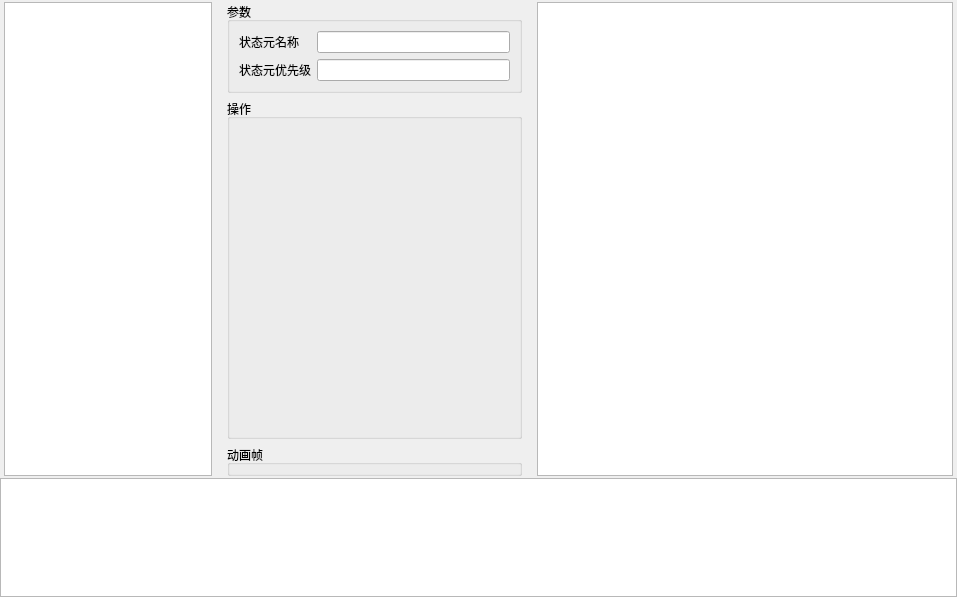
Old version of the form DrillGIFActionSequenceEditor/Source/ActionSeqModule/statePart/p_StatePart.ui in the repository DrillUp/DrillGIFActionSequenceEditor.
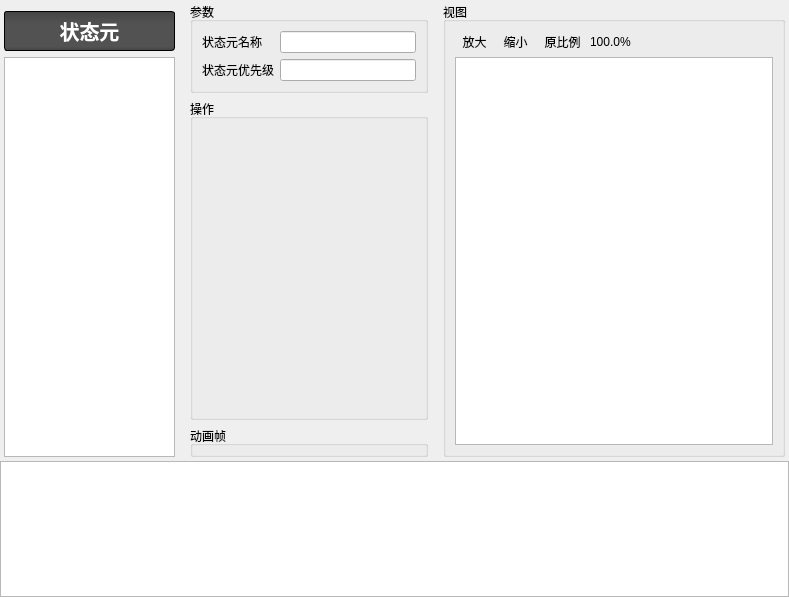
New version of the form. Icons and pictures are not drawn.

Patch:
```diff
--- a/DrillGIFActionSequenceEditor/Source/ActionSeqModule/statePart/p_StatePart.ui
+++ b/DrillGIFActionSequenceEditor/Source/ActionSeqModule/statePart/p_StatePart.ui
@@ -6,7 +6,7 @@
    <rect>
     <x>0</x>
     <y>0</y>
-    <width>957</width>
+    <width>789</width>
     <height>597</height>
    </rect>
   </property>
@@ -28,9 +28,9 @@
    </property>
    <item>
     <widget class="QWidget" name="widget" native="true">
-     <layout class="QVBoxLayout" name="verticalLayout" stretch="4,1">
+     <layout class="QVBoxLayout" name="verticalLayout" stretch="0,0">
       <property name="spacing">
-       <number>0</number>
+       <number>2</number>
       </property>
       <property name="leftMargin">
        <number>0</number>
@@ -60,7 +60,50 @@
           <number>2</number>
          </property>
          <item>
-          <widget class="QTableWidget" name="tableWidget"/>
+          <widget class="QWidget" name="widget_4" native="true">
+           <layout class="QVBoxLayout" name="verticalLayout_4">
+            <property name="leftMargin">
+             <number>0</number>
+            </property>
+            <property name="rightMargin">
+             <number>0</number>
+            </property>
+            <property name="bottomMargin">
+             <number>0</number>
+            </property>
+            <item>
+             <widget class="QLabel" name="label">
+              <property name="styleSheet">
+               <string notr="true">
+font-family:&quot;微软雅黑&quot;;
+font-size:20px;
+font-weight:bold;
+padding:4px;
+color:#ffffff;
+border-radius:3px;
+border:1px solid #000000;
+background-color: qlineargradient(spread:pad, x1:0, y1:0, x2:0, y2:1, stop:0 #444444, stop:0.3 #525252, stop:0.9 #525252, stop:1 #444444 )</string>
+              </property>
+              <property name="text">
+               <string>状态元</string>
+              </property>
+              <property name="alignment">
+               <set>Qt::AlignCenter</set>
+              </property>
+             </widget>
+            </item>
+            <item>
+             <widget class="QTableWidget" name="tableWidget">
+              <property name="styleSheet">
+               <string notr="true">
+QTableView::item:selected {
+	background-color: qlineargradient(spread:pad, x1:0, y1:0, x2:0, y2:1, stop:0 #5C87D9, stop:0.505 #557CC7, stop:1 #5075BC);
+}</string>
+              </property>
+             </widget>
+            </item>
+           </layout>
+          </widget>
          </item>
          <item>
           <widget class="QWidget" name="widget_3" native="true">
@@ -133,7 +176,132 @@
           </widget>
          </item>
          <item>
-          <widget class="QGraphicsView" name="graphicsView"/>
+          <widget class="QGroupBox" name="groupBox_3">
+           <property name="title">
+            <string>视图</string>
+           </property>
+           <layout class="QVBoxLayout" name="verticalLayout_5">
+            <property name="spacing">
+             <number>2</number>
+            </property>
+            <property name="topMargin">
+             <number>6</number>
+            </property>
+            <item>
+             <widget class="QWidget" name="widget_5" native="true">
+              <property name="styleSheet">
+               <string notr="true">
+QToolButton{
+	padding:2px;
+	border: 1px solid transparent;
+	background: rgba(255,255,255,0);
+}
+QToolButton:hover{
+	border-radius:1px;
+	border:1px solid #f2ca58;
+	background-color: qlineargradient(spread:pad, x1:0, y1:0, x2:0, y2:1, stop:0 #fdecad, stop:0.3 #fde48c, stop:0.9 #fce58c, stop:1 #fdfadf )
+}
+QToolButton:pressed{
+	border-radius:1px;
+	border:1px solid #f2ca58;
+	background-color: #FDF4BF;
+}</string>
+              </property>
+              <layout class="QHBoxLayout" name="horizontalLayout_3">
+               <property name="spacing">
+                <number>2</number>
+               </property>
+               <property name="leftMargin">
+                <number>0</number>
+               </property>
+               <property name="topMargin">
+                <number>0</number>
+               </property>
+               <property name="rightMargin">
+                <number>0</number>
+               </property>
+               <property name="bottomMargin">
+                <number>0</number>
+               </property>
+               <item>
+                <widget class="QToolButton" name="toolButton_zoom_in">
+                 <property name="text">
+                  <string>放大</string>
+                 </property>
+                 <property name="icon">
+                  <iconset resource="../../../drillgifactionsequenceeditor.qrc">
+                   <normaloff>:/DrillGIFActionSequenceEditor/Resources/icons/view/Zoom_In.png</normaloff>:/DrillGIFActionSequenceEditor/Resources/icons/view/Zoom_In.png</iconset>
+                 </property>
+                 <property name="iconSize">
+                  <size>
+                   <width>24</width>
+                   <height>24</height>
+                  </size>
+                 </property>
+                </widget>
+               </item>
+               <item>
+                <widget class="QToolButton" name="toolButton_zoom_out">
+                 <property name="text">
+                  <string>缩小</string>
+                 </property>
+                 <property name="icon">
+                  <iconset resource="../../../drillgifactionsequenceeditor.qrc">
+                   <normaloff>:/DrillGIFActionSequenceEditor/Resources/icons/view/Zoom_Out.png</normaloff>:/DrillGIFActionSequenceEditor/Resources/icons/view/Zoom_Out.png</iconset>
+                 </property>
+                 <property name="iconSize">
+                  <size>
+                   <width>24</width>
+                   <height>24</height>
+                  </size>
+                 </property>
+                </widget>
+               </item>
+               <item>
+                <widget class="QToolButton" name="toolButton_zoom_regular">
+                 <property name="text">
+                  <string>原比例</string>
+                 </property>
+                 <property name="icon">
+                  <iconset resource="../../../drillgifactionsequenceeditor.qrc">
+                   <normaloff>:/DrillGIFActionSequenceEditor/Resources/icons/view/Zoom_Regular.png</normaloff>:/DrillGIFActionSequenceEditor/Resources/icons/view/Zoom_Regular.png</iconset>
+                 </property>
+                 <property name="iconSize">
+                  <size>
+                   <width>24</width>
+                   <height>24</height>
+                  </size>
+                 </property>
+                </widget>
+               </item>
+               <item>
+                <widget class="QLabel" name="label_4">
+                 <property name="text">
+                  <string>100.0%</string>
+                 </property>
+                </widget>
+               </item>
+               <item>
+                <spacer name="horizontalSpacer">
+                 <property name="orientation">
+                  <enum>Qt::Horizontal</enum>
+                 </property>
+                 <property name="sizeHint" stdset="0">
+                  <size>
+                   <width>40</width>
+                   <height>20</height>
+                  </size>
+                 </property>
+                </spacer>
+               </item>
+              </layout>
+             </widget>
+            </item>
+            <item>
+             <widget class="QGraphicsView" name="graphicsView"/>
+            </item>
+           </layout>
+          </widget>
          </item>
         </layout>
        </widget>
```
Left out of the diff: 6 changed lines with no effect on the pictures.
